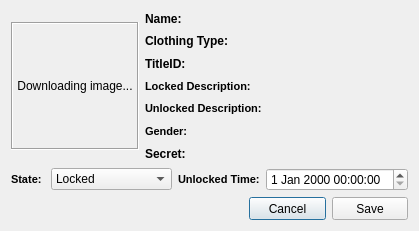
The window that XDBF/avatarawarddialog.ui (hetelek/XDBF-Manager) describes before a commit, drawn with Qt 5.
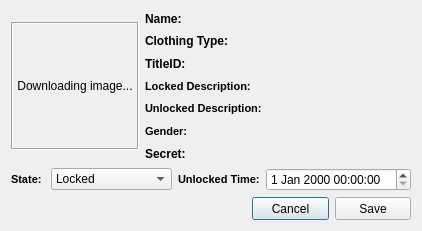
The same window after the commit. Icons and pictures are not drawn.

The edit to the form file:
```diff
--- a/XDBF/avatarawarddialog.ui
+++ b/XDBF/avatarawarddialog.ui
@@ -10,12 +10,6 @@
     <height>231</height>
    </rect>
   </property>
-  <property name="minimumSize">
-   <size>
-    <width>419</width>
-    <height>231</height>
-   </size>
-  </property>
   <property name="windowTitle">
    <string>Avatar Award Entry</string>
   </property>
```
